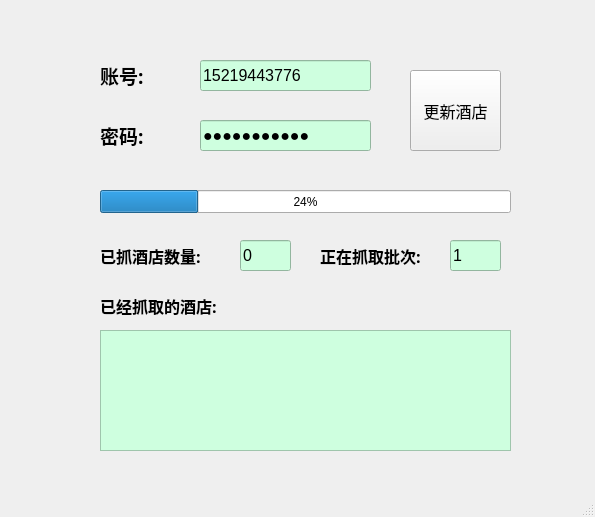
The window that window.ui (daiyunbin/XieCheng) describes before a commit, drawn with Qt 5.
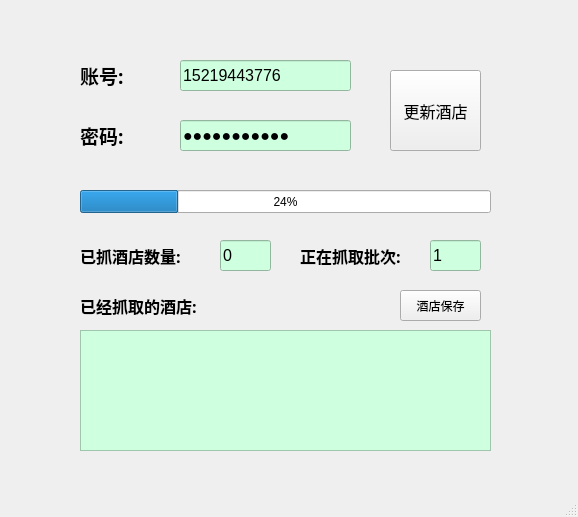
The same window after the commit.

What changed in the file:
```diff
--- a/window.ui
+++ b/window.ui
@@ -6,7 +6,7 @@
    <rect>
     <x>0</x>
     <y>0</y>
-    <width>595</width>
+    <width>578</width>
     <height>517</height>
    </rect>
   </property>
@@ -17,7 +17,7 @@
    <widget class="QWidget" name="widget" native="true">
     <property name="geometry">
      <rect>
-      <x>40</x>
+      <x>20</x>
       <y>30</y>
       <width>501</width>
       <height>441</height>
@@ -279,6 +279,19 @@
       <number>24</number>
      </property>
     </widget>
+    <widget class="QPushButton" name="pushButton">
+     <property name="geometry">
+      <rect>
+       <x>380</x>
+       <y>260</y>
+       <width>81</width>
+       <height>31</height>
+      </rect>
+     </property>
+     <property name="text">
+      <string>酒店保存</string>
+     </property>
+    </widget>
    </widget>
   </widget>
   <widget class="QMenuBar" name="menubar">
```
Left out of the diff: 2 changed lines with no effect on the pictures.
